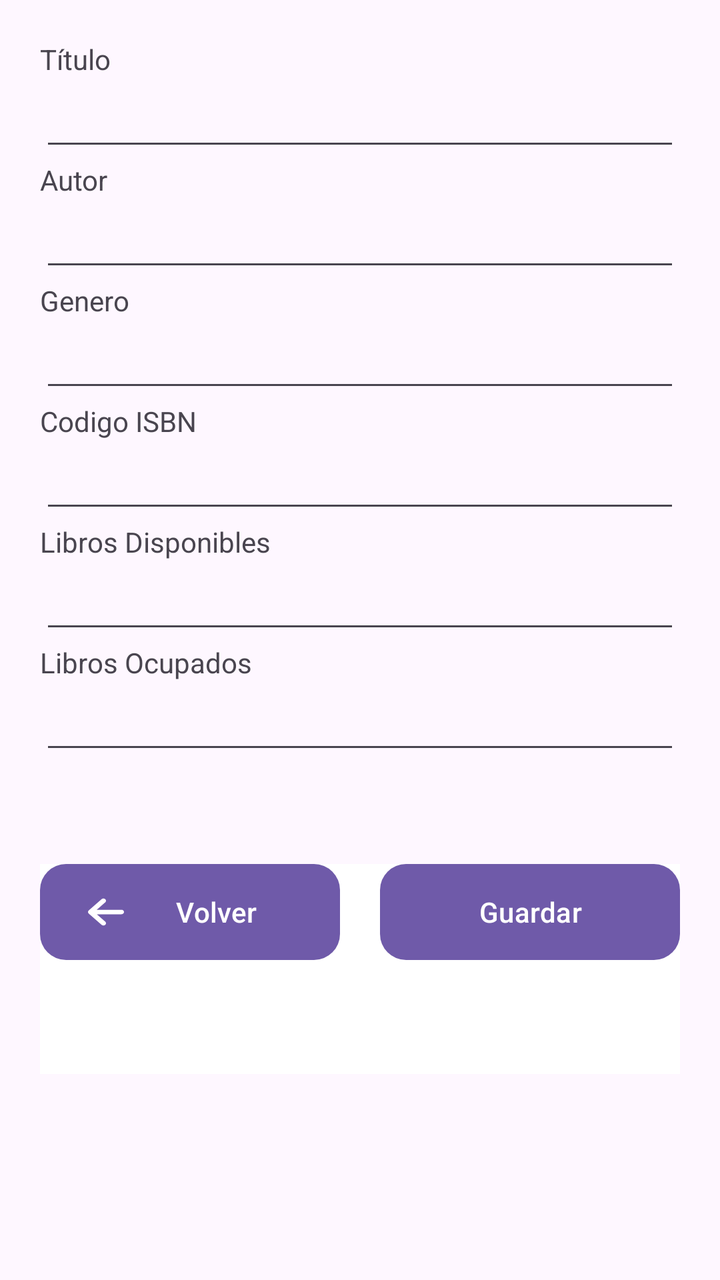
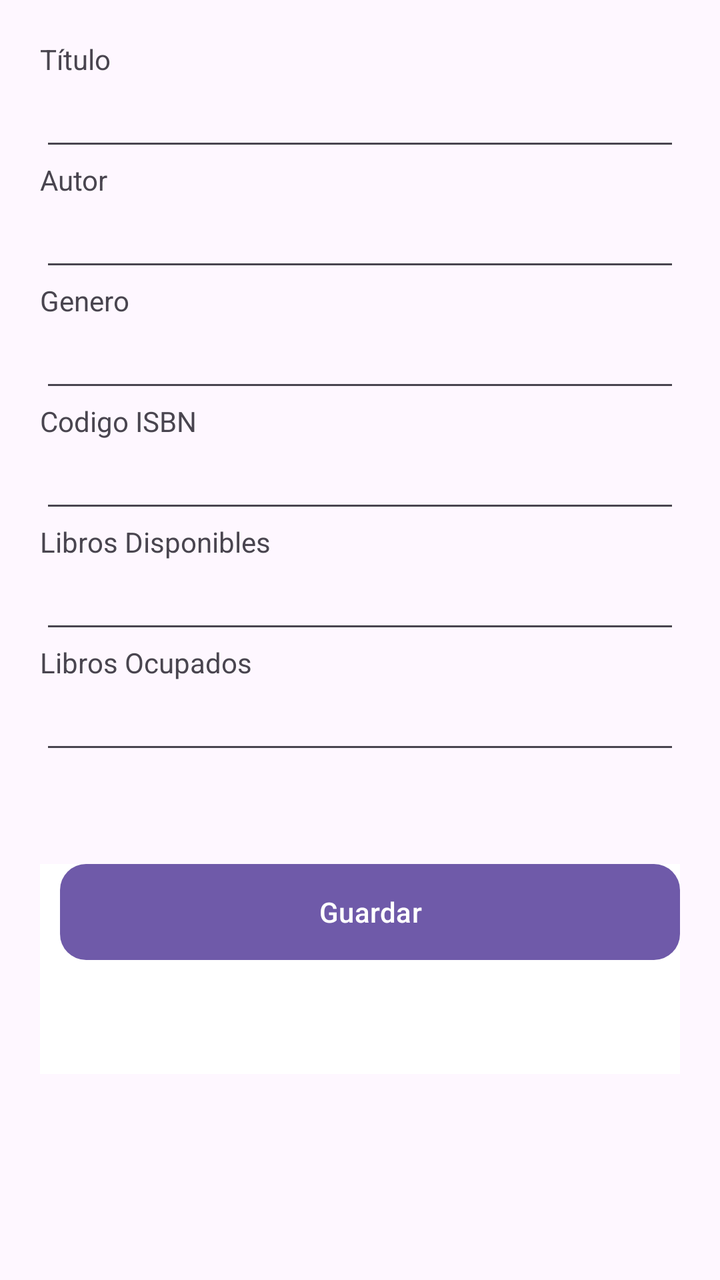

Before-and-after screenshots of an Android layout around one commit, followed by the original layout XML and the change that was made.
<!-- AndroidManifest.xml: application theme Theme.Crudlibrary -->
<!-- res/layout/fragment_guardar_libro.xml -->
<?xml version="1.0" encoding="utf-8"?>
<FrameLayout xmlns:android="http://schemas.android.com/apk/res/android"
    xmlns:app="http://schemas.android.com/apk/res-auto"
    xmlns:tools="http://schemas.android.com/tools"
    android:layout_width="match_parent"
    android:layout_height="match_parent"
    tools:context=".guardarLibro">

    

    <LinearLayout
        android:layout_width="match_parent"
        android:layout_height="match_parent"
        android:orientation="vertical"
        android:padding="20dp">


        <TextView
            android:id="@+id/lbltitulo"
            android:layout_width="match_parent"
            android:layout_height="wrap_content"
            android:text="@string/lblTitulo" />

        <EditText
            android:id="@+id/txt_titulo"
            android:layout_width="match_parent"
            android:layout_height="wrap_content"
            android:ems="10"
            android:inputType="text" />

        <TextView
            android:id="@+id/lblautor"
            android:layout_width="match_parent"
            android:layout_height="wrap_content"
            android:text="@string/lblAutor" />

        <EditText
            android:id="@+id/txt_autor"
            android:layout_width="match_parent"
            android:layout_height="wrap_content"
            android:ems="10"
            android:inputType="text" />

        <TextView
            android:id="@+id/lblgenero"
            android:layout_width="match_parent"
            android:layout_height="wrap_content"
            android:text="@string/lblGenero" />

        <EditText
            android:id="@+id/txt_genero"
            android:layout_width="match_parent"
            android:layout_height="wrap_content"
            android:ems="10"
            android:inputType="text" />

        <TextView
            android:id="@+id/lblcod_isbn"
            android:layout_width="match_parent"
            android:layout_height="wrap_content"
            android:text="@string/lblCodigoISBN" />

        <EditText
            android:id="@+id/txt_cod_isbn"
            android:layout_width="match_parent"
            android:layout_height="wrap_content"
            android:ems="10"
            android:inputType="text" />

        <TextView
            android:id="@+id/lblcant_dis"
            android:layout_width="match_parent"
            android:layout_height="wrap_content"
            android:text="@string/lblLibrosDisponibles" />

        <EditText
            android:id="@+id/txt_cant_disp"
            android:layout_width="match_parent"
            android:layout_height="wrap_content"
            android:ems="10"
            android:inputType="text" />

        <TextView
            android:id="@+id/lblcant_ocup"
            android:layout_width="match_parent"
            android:layout_height="wrap_content"
            android:text="@string/lblLibrosOcupados" />

        <EditText
            android:id="@+id/txt_cant_ocup"
            android:layout_width="match_parent"
            android:layout_height="wrap_content"
            android:ems="10"
            android:inputType="text" />

        <LinearLayout
            android:layout_width="match_parent"
            android:layout_height="105dp"
            android:layout_marginTop="50dp"
            android:background="#FFFFFF"
            android:orientation="horizontal">

            <Button
                android:id="@+id/btnEditar"
                android:layout_width="0dp"
                android:layout_height="wrap_content"
                android:layout_marginEnd="10dp"
                android:layout_weight="1"
                android:background="@drawable/rounded_button"
                android:backgroundTint="#F0E65151"
                android:text="@string/btnVolver"
                android:textColor="#ffffff"
                app:icon="@drawable/arrow_left"
                app:iconGravity="start"
                app:iconPadding="8dp"
                app:iconTint="#ffffff" />


            <Button
                android:id="@+id/btnEliminar"
                android:layout_width="0dp"
                android:layout_height="wrap_content"
                android:layout_marginStart="10dp"
                android:layout_weight="1"
                android:background="@drawable/rounded_button"
                android:backgroundTint="#980000"
                android:text="@string/btnGuardar"
                android:textColor="@color/white" />


        </LinearLayout>

    </LinearLayout>

</FrameLayout>
<!-- resources referenced by this layout -->
<resources>
  <color name="white">#FFFFFFFF</color>
  <!-- drawable arrow_left (drawable) -->
  <vector xmlns:android="http://schemas.android.com/apk/res/android"
      android:width="448dp"
      android:height="512dp"
      android:viewportWidth="448"
      android:viewportHeight="512">
    <path
        android:fillColor="#FF000000"
        android:pathData="M9.4,233.4c-12.5,12.5 -12.5,32.8 0,45.3l160,160c12.5,12.5 32.8,12.5 45.3,0s12.5,-32.8 0,-45.3L109.2,288 416,288c17.7,0 32,-14.3 32,-32s-14.3,-32 -32,-32l-306.7,0L214.6,118.6c12.5,-12.5 12.5,-32.8 0,-45.3s-32.8,-12.5 -45.3,0l-160,160z"/>
  </vector>
  <!-- drawable rounded_button (drawable) -->
  <?xml version="1.0" encoding="utf-8"?>
  <layer-list xmlns:android="http://schemas.android.com/apk/res/android">
      <item>
          <shape android:shape="rectangle">
              <solid android:color="#F0E65151"/> 
              <corners android:radius="13dp"/> 
          </shape>
      </item>
  </layer-list>
  <string name="btnGuardar">Guardar</string>
  <string name="btnVolver">Volver</string>
  <string name="lblAutor">Autor</string>
  <string name="lblCodigoISBN">Codigo ISBN</string>
  <string name="lblGenero">Genero</string>
  <string name="lblLibrosDisponibles">Libros Disponibles</string>
  <string name="lblLibrosOcupados">Libros Ocupados</string>
  <string name="lblTitulo">Título</string>
  <style name="Theme.Crudlibrary" parent="Base.Theme.Crudlibrary" />
  <style name="Base.Theme.Crudlibrary" parent="Theme.Material3.DayNight.NoActionBar">
          
          
      </style>
</resources>

<!-- the commit's change to res/layout/fragment_guardar_libro.xml (unified diff, before → after) -->
@@ -100,21 +100,6 @@
             android:background="#FFFFFF"
             android:orientation="horizontal">
 
-            <Button
-                android:id="@+id/btnEditar"
-                android:layout_width="0dp"
-                android:layout_height="wrap_content"
-                android:layout_marginEnd="10dp"
-                android:layout_weight="1"
-                android:background="@drawable/rounded_button"
-                android:backgroundTint="#F0E65151"
-                android:text="@string/btnVolver"
-                android:textColor="#ffffff"
-                app:icon="@drawable/arrow_left"
-                app:iconGravity="start"
-                app:iconPadding="8dp"
-                app:iconTint="#ffffff" />
-
 
             <Button
                 android:id="@+id/btnEliminar"
<!-- resource entries referenced after the edit -->
@@ -1,16 +1,6 @@
 <!-- resources referenced by this layout -->
 <resources>
   <color name="white">#FFFFFFFF</color>
-  <!-- drawable arrow_left (drawable) -->
-  <vector xmlns:android="http://schemas.android.com/apk/res/android"
-      android:width="448dp"
-      android:height="512dp"
-      android:viewportWidth="448"
-      android:viewportHeight="512">
-    <path
-        android:fillColor="#FF000000"
-        android:pathData="M9.4,233.4c-12.5,12.5 -12.5,32.8 0,45.3l160,160c12.5,12.5 32.8,12.5 45.3,0s12.5,-32.8 0,-45.3L109.2,288 416,288c17.7,0 32,-14.3 32,-32s-14.3,-32 -32,-32l-306.7,0L214.6,118.6c12.5,-12.5 12.5,-32.8 0,-45.3s-32.8,-12.5 -45.3,0l-160,160z"/>
-  </vector>
   <!-- drawable rounded_button (drawable) -->
   <?xml version="1.0" encoding="utf-8"?>
   <layer-list xmlns:android="http://schemas.android.com/apk/res/android">
@@ -22,7 +12,6 @@
       </item>
   </layer-list>
   <string name="btnGuardar">Guardar</string>
-  <string name="btnVolver">Volver</string>
   <string name="lblAutor">Autor</string>
   <string name="lblCodigoISBN">Codigo ISBN</string>
   <string name="lblGenero">Genero</string>
